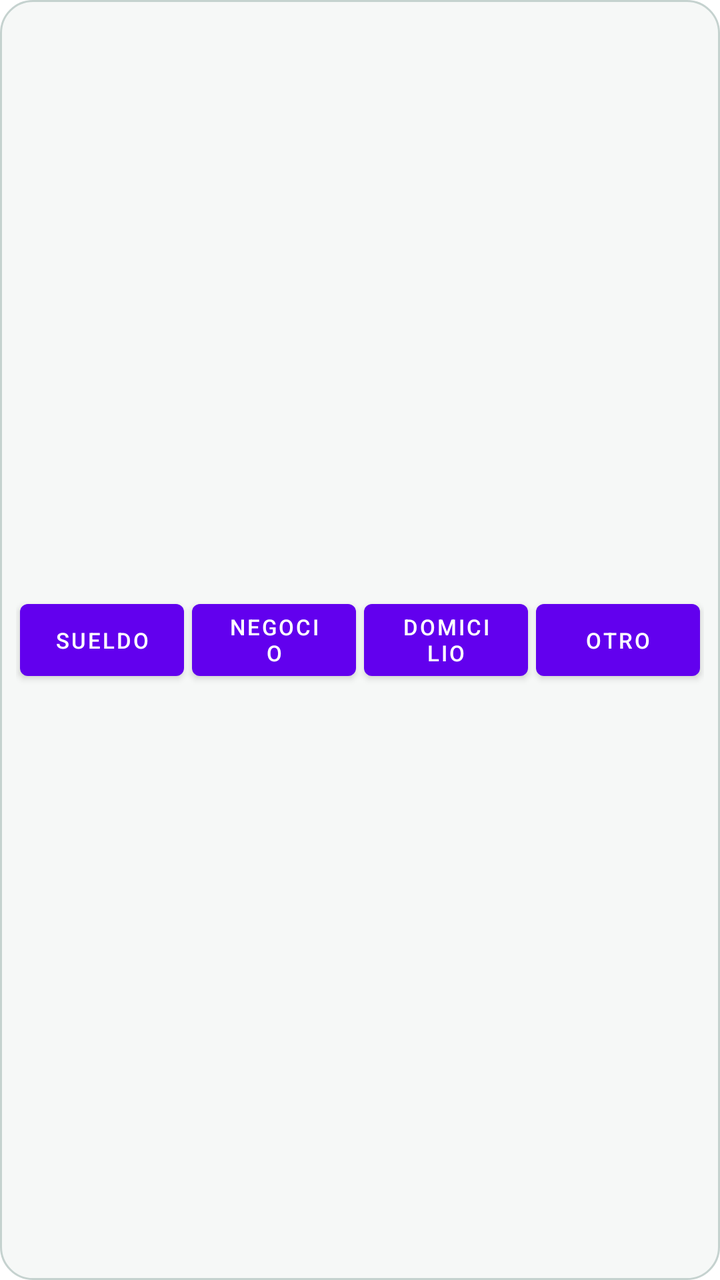
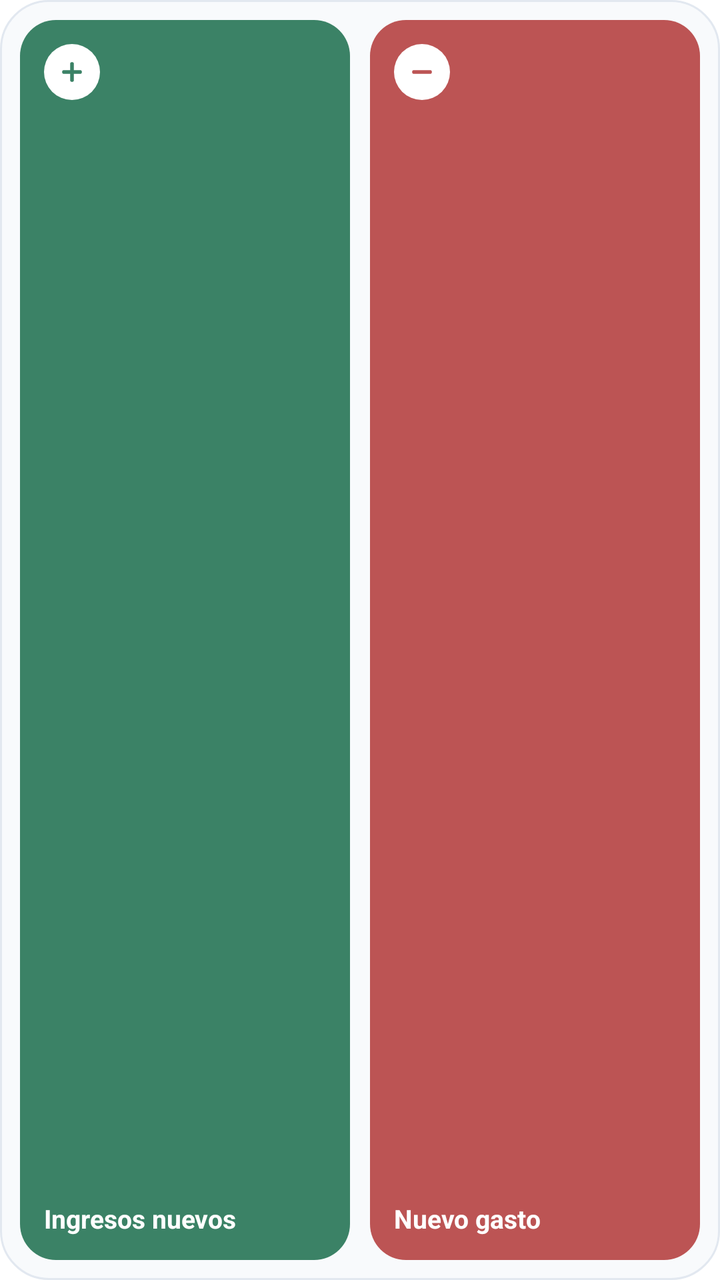

Two renders of the same Android screen: before a commit and after it. Below are the layout's source before the change and the commit's diff.
<!-- AndroidManifest.xml: fallback theme Theme.MaterialComponents.DayNight.NoActionBar -->
<!-- res/layout/widget_quick_income.xml -->
<?xml version="1.0" encoding="utf-8"?>
<LinearLayout xmlns:android="http://schemas.android.com/apk/res/android"
    android:layout_width="match_parent"
    android:layout_height="match_parent"
    android:orientation="horizontal"
    android:background="@drawable/widget_background"
    android:padding="8dp"
    android:gravity="center">

    <Button
        android:id="@+id/btn_income_salary"
        android:layout_width="0dp"
        android:layout_height="wrap_content"
        android:layout_weight="1"
        android:text="Sueldo"
        android:textSize="11sp"
        android:layout_margin="2dp" />

    <Button
        android:id="@+id/btn_income_business"
        android:layout_width="0dp"
        android:layout_height="wrap_content"
        android:layout_weight="1"
        android:text="Negocio"
        android:textSize="11sp"
        android:layout_margin="2dp" />

    <Button
        android:id="@+id/btn_income_deliveries"
        android:layout_width="0dp"
        android:layout_height="wrap_content"
        android:layout_weight="1"
        android:text="Domicilio"
        android:textSize="11sp"
        android:layout_margin="2dp" />

    <Button
        android:id="@+id/btn_income_other"
        android:layout_width="0dp"
        android:layout_height="wrap_content"
        android:layout_weight="1"
        android:text="Otro"
        android:textSize="11sp"
        android:layout_margin="2dp" />
</LinearLayout>
<!-- resources referenced by this layout -->
<resources>
  <!-- drawable widget_background (drawable) -->
  <?xml version="1.0" encoding="utf-8"?>
  <shape xmlns:android="http://schemas.android.com/apk/res/android"
      android:shape="rectangle">
      <solid android:color="#F6F8F7" />
      <corners android:radius="16dp" />
      <stroke android:width="1dp" android:color="#C5D2CF" />
  </shape>
</resources>

<!-- the commit's change to res/layout/widget_quick_income.xml (unified diff, before → after) -->
@@ -4,42 +4,86 @@
     android:layout_height="match_parent"
     android:orientation="horizontal"
     android:background="@drawable/widget_background"
-    android:padding="8dp"
-    android:gravity="center">
+    android:padding="10dp">
 
-    <Button
-        android:id="@+id/btn_income_salary"
+    
+    <LinearLayout
+        android:id="@+id/btn_income_quick"
         android:layout_width="0dp"
-        android:layout_height="wrap_content"
+        android:layout_height="match_parent"
         android:layout_weight="1"
-        android:text="Sueldo"
-        android:textSize="11sp"
-        android:layout_margin="2dp" />
+        android:orientation="vertical"
+        android:background="@drawable/bg_widget_income"
+        android:padding="12dp"
+        android:layout_marginEnd="5dp">
 
-    <Button
-        android:id="@+id/btn_income_business"
+        <FrameLayout
+            android:layout_width="28dp"
+            android:layout_height="28dp"
+            android:background="@drawable/bg_widget_icon_circle">
+
+            <ImageView
+                android:layout_width="16dp"
+                android:layout_height="16dp"
+                android:layout_gravity="center"
+                android:src="@drawable/ic_widget_plus"
+                android:contentDescription="Ingresos nuevos" />
+        </FrameLayout>
+
+        <FrameLayout
+            android:layout_width="match_parent"
+            android:layout_height="0dp"
+            android:layout_weight="1" />
+
+        <TextView
+            android:layout_width="match_parent"
+            android:layout_height="wrap_content"
+            android:text="Ingresos nuevos"
+            android:textColor="#FFFFFF"
+            android:textSize="13sp"
+            android:textStyle="bold"
+            android:singleLine="true"
+            android:ellipsize="end" />
+    </LinearLayout>
+
+    
+    <LinearLayout
+        android:id="@+id/btn_expense_quick"
         android:layout_width="0dp"
-        android:layout_height="wrap_content"
+        android:layout_height="match_parent"
         android:layout_weight="1"
-        android:text="Negocio"
-        android:textSize="11sp"
-        android:layout_margin="2dp" />
+        android:orientation="vertical"
+        android:background="@drawable/bg_widget_expense"
+        android:padding="12dp"
+        android:layout_marginStart="5dp">
 
-    <Button
-        android:id="@+id/btn_income_deliveries"
-        android:layout_width="0dp"
-        android:layout_height="wrap_content"
-        android:layout_weight="1"
-        android:text="Domicilio"
-        android:textSize="11sp"
-        android:layout_margin="2dp" />
+        <FrameLayout
+            android:layout_width="28dp"
+            android:layout_height="28dp"
+            android:background="@drawable/bg_widget_icon_circle">
 
-    <Button
-        android:id="@+id/btn_income_other"
-        android:layout_width="0dp"
-        android:layout_height="wrap_content"
-        android:layout_weight="1"
-        android:text="Otro"
-        android:textSize="11sp"
-        android:layout_margin="2dp" />
+            <ImageView
+                android:layout_width="16dp"
+                android:layout_height="16dp"
+                android:layout_gravity="center"
+                android:src="@drawable/ic_widget_minus"
+                android:contentDescription="Nuevo gasto" />
+        </FrameLayout>
+
+        <FrameLayout
+            android:layout_width="match_parent"
+            android:layout_height="0dp"
+            android:layout_weight="1" />
+
+        <TextView
+            android:layout_width="match_parent"
+            android:layout_height="wrap_content"
+            android:text="Nuevo gasto"
+            android:textColor="#FFFFFF"
+            android:textSize="13sp"
+            android:textStyle="bold"
+            android:singleLine="true"
+            android:ellipsize="end" />
+    </LinearLayout>
+
 </LinearLayout>
<!-- resource entries referenced after the edit -->
@@ -1,12 +1,60 @@
 <!-- resources referenced by this layout -->
 <resources>
+  <!-- drawable bg_widget_expense (drawable) -->
+  <?xml version="1.0" encoding="utf-8"?>
+  <shape xmlns:android="http://schemas.android.com/apk/res/android"
+      android:shape="rectangle">
+      <solid android:color="#BC5454" />
+      <corners android:radius="18dp" />
+  </shape>
+  <!-- drawable bg_widget_icon_circle (drawable) -->
+  <?xml version="1.0" encoding="utf-8"?>
+  <shape xmlns:android="http://schemas.android.com/apk/res/android"
+      android:shape="oval">
+      <solid android:color="#FFFFFF" />
+  </shape>
+  <!-- drawable bg_widget_income (drawable) -->
+  <?xml version="1.0" encoding="utf-8"?>
+  <shape xmlns:android="http://schemas.android.com/apk/res/android"
+      android:shape="rectangle">
+      <solid android:color="#3B8266" />
+      <corners android:radius="18dp" />
+  </shape>
+  <!-- drawable ic_widget_minus (drawable) -->
+  <?xml version="1.0" encoding="utf-8"?>
+  <vector xmlns:android="http://schemas.android.com/apk/res/android"
+      android:width="18dp"
+      android:height="18dp"
+      android:viewportWidth="24"
+      android:viewportHeight="24">
+      <path
+          android:pathData="M6,12 L18,12"
+          android:strokeWidth="2.8"
+          android:strokeColor="#BC5454"
+          android:strokeLineCap="round"
+          android:fillColor="#00000000" />
+  </vector>
+  <!-- drawable ic_widget_plus (drawable) -->
+  <?xml version="1.0" encoding="utf-8"?>
+  <vector xmlns:android="http://schemas.android.com/apk/res/android"
+      android:width="18dp"
+      android:height="18dp"
+      android:viewportWidth="24"
+      android:viewportHeight="24">
+      <path
+          android:pathData="M12,6 L12,18 M6,12 L18,12"
+          android:strokeWidth="2.8"
+          android:strokeColor="#3B8266"
+          android:strokeLineCap="round"
+          android:fillColor="#00000000" />
+  </vector>
   <!-- drawable widget_background (drawable) -->
   <?xml version="1.0" encoding="utf-8"?>
   <shape xmlns:android="http://schemas.android.com/apk/res/android"
       android:shape="rectangle">
-      <solid android:color="#F6F8F7" />
-      <corners android:radius="16dp" />
-      <stroke android:width="1dp" android:color="#C5D2CF" />
+      <solid android:color="#F8FAFC" />
+      <corners android:radius="24dp" />
+      <stroke android:width="1dp" android:color="#E2E8F0" />
   </shape>
 </resources>
 
